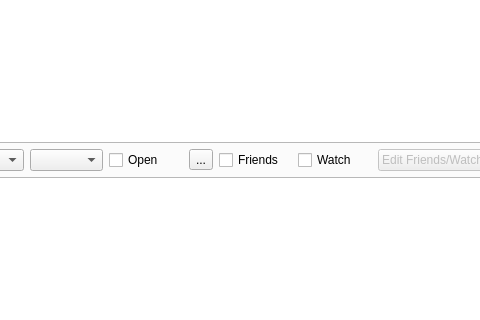
This is src/mainwindow.ui in iamsyt/qgo as Qt 5 draws it before an edit; both pictures show x 408 to 888 and y 221 to 541 of the 1025 by 758 pixel window. The edited form follows.
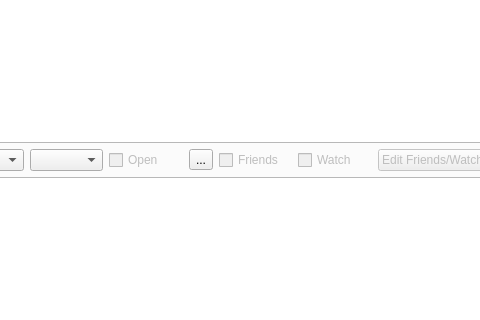
This is the edited form. Icons and pictures are not drawn. Custom widgets are drawn as their Qt base class.

Commit message: prevent who/friend/watch toggles from getting messed up while not connected

Diff of the .ui file:
```diff
--- a/src/mainwindow.ui
+++ b/src/mainwindow.ui
@@ -898,6 +898,9 @@
             </item>
             <item row="1" column="2">
              <widget class="QCheckBox" name="whoOpenCheck">
+              <property name="enabled">
+               <bool>false</bool>
+              </property>
               <property name="toolTip">
                <string>Only show players available for a match</string>
               </property>
@@ -922,6 +925,9 @@
             </item>
             <item row="1" column="4">
              <widget class="QCheckBox" name="friendsCheck">
+              <property name="enabled">
+               <bool>false</bool>
+              </property>
               <property name="toolTip">
                <string>Only show friends</string>
               </property>
@@ -932,6 +938,9 @@
             </item>
             <item row="1" column="5">
              <widget class="QCheckBox" name="watchesCheck">
+              <property name="enabled">
+               <bool>false</bool>
+              </property>
               <property name="toolTip">
                <string>Only show games played by watched players</string>
               </property>
```
The commit also changes 1 other file.
